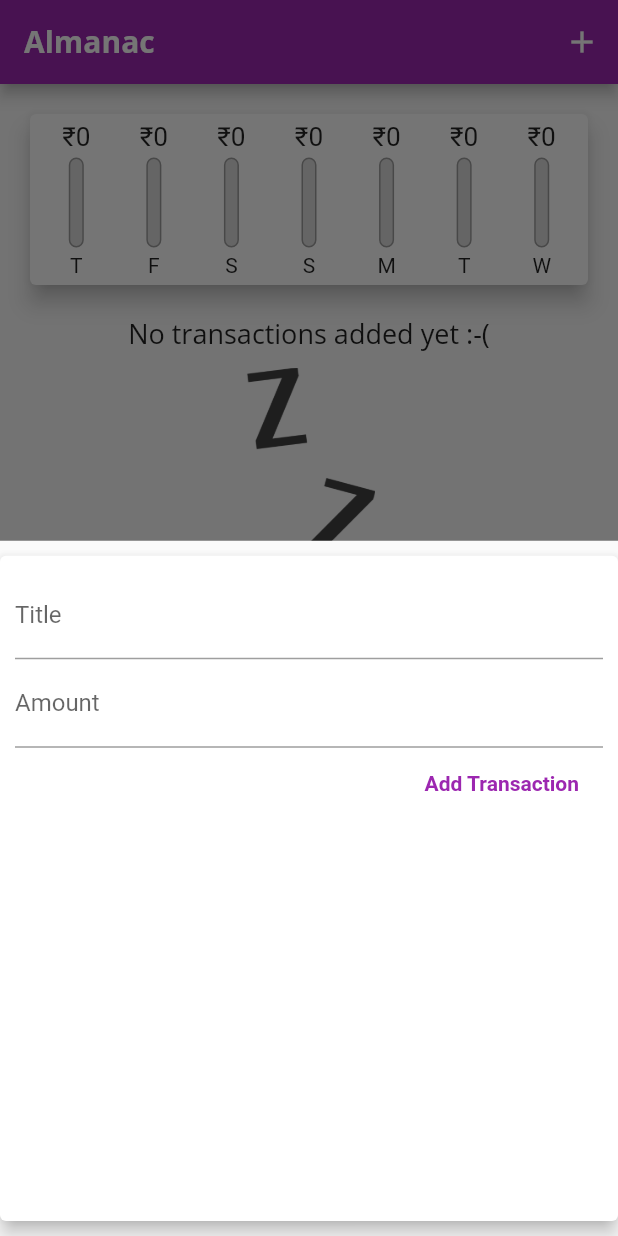
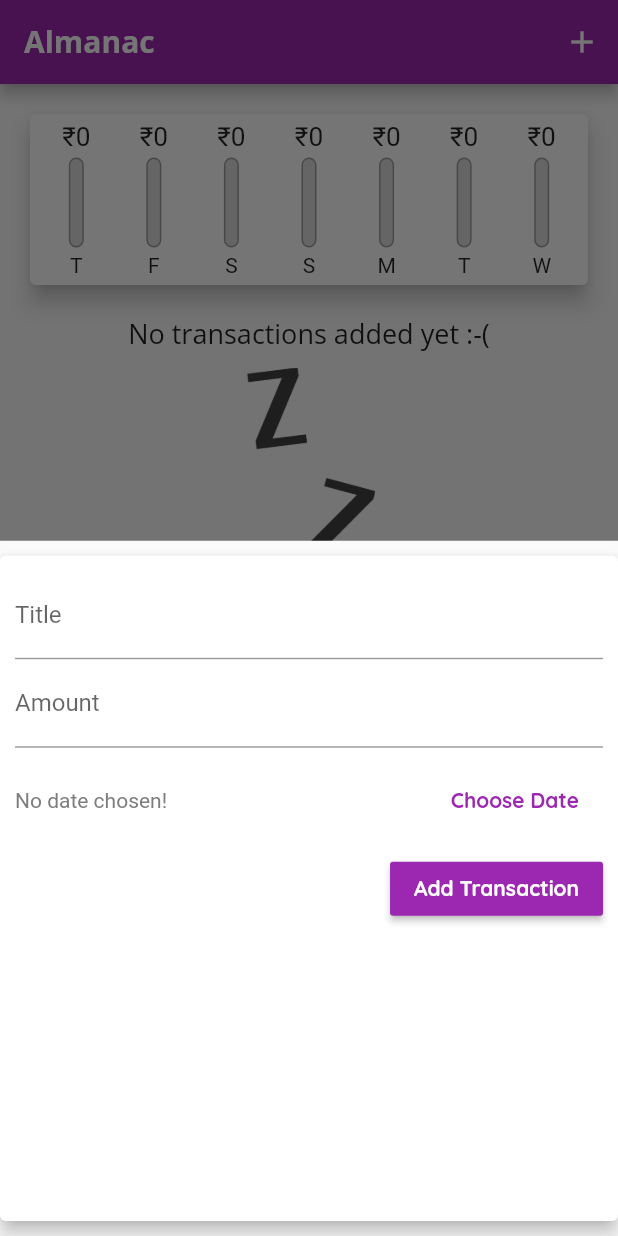
Before and after one commit to Nadha-Jabeen-T/-, a Flutter app: the screen it shows after launch, after a tap on the "add" icon, on a phone screen of 412 x 824 dp. Run offline on Flutter 3.47's test engine with Material 2 defaults, Android fonts, the phone set to English and light mode, and no system bars.

Commit message:
Date Picker and delete functionality added

```diff
--- a/lib/main.dart
+++ b/lib/main.dart
@@ -18,13 +18,16 @@ class MyApp extends StatelessWidget {
       theme: ThemeData(
         primarySwatch: Colors.purple,
         accentColor: Colors.amber[600],
+        errorColor: Colors.red,
         /*Based on primary color, Bt different shades */
         fontFamily: 'Quicksand',
         textTheme: ThemeData.light().textTheme.copyWith(
               headline6: TextStyle(
                 fontFamily: 'OpenSans',
                 fontSize: 18,
-            )),
+              ),
+              button: TextStyle(color: Colors.white),
+            ),
         appBarTheme: AppBarTheme(
             titleTextStyle: TextStyle(
                 fontFamily: 'OpenSans',
@@ -71,12 +74,13 @@ class _MyHomePageState extends State<MyHomePage> {
     }).toList();
   }
 
-  void _addNewTransaction(String txTitle, double txAmount) {
+  void _addNewTransaction(
+      String txTitle, double txAmount, DateTime chosenDate) {
     final newTx = Transaction(
       id: DateTime.now().toString(),
       title: txTitle,
       amount: txAmount,
-      date: DateTime.now(),
+      date: chosenDate,
     );
 
     setState(() {
@@ -95,6 +99,13 @@ class _MyHomePageState extends State<MyHomePage> {
           child: NewTransaction(_addNewTransaction),
           behavior: HitTestBehavior.opaque,
         );
+      },
+    );
+  } /*Function to delete the transaction */
+
+  void _deleteTransaction(String id) {
+    setState(() {
+      _userTransactions.removeWhere((tx) => tx.id == id);
     });
   }
 
@@ -121,7 +132,7 @@ class _MyHomePageState extends State<MyHomePage> {
               Chart(_recentTransactions),
               //THE INPUT 'ADD-TRANSACTION' AREA
               //THE TRANSACTIONS
-              TransactionList(_userTransactions),
+              TransactionList(_userTransactions, _deleteTransaction),
             ],
           ),
         ),
--- a/lib/widgets/new_transactions.dart
+++ b/lib/widgets/new_transactions.dart
@@ -1,4 +1,5 @@
 import 'package:flutter/material.dart';
+import 'package:intl/intl.dart';
 
 /*To hold the input transactions */
 
@@ -16,21 +17,43 @@ class _NewTransactionState extends State<NewTransaction> {
   /*Taking and manipulating user input -- ALL the INPUTS are BY DEFAULT STRING*/
   final titleController = TextEditingController();
   final amountController = TextEditingController();
+  DateTime? _selectedDate;
 
   /*the submitting data function and validation*/
   void submitData() {
+    if (amountController.text.isEmpty) {
+      return;
+    }
     final enteredTitle = titleController.text;
     final enteredAmount = double.parse(amountController.text);
     /*to convert text to double */
-    if (enteredTitle.isEmpty || enteredAmount <= 0) {
+    if (enteredTitle.isEmpty || enteredAmount <= 0 || _selectedDate == null) {
       return;
     }
     /*When changed from stateless to stateful, there comes a separation b/w widget class and state class, so to connect the widgets we use "widget." */
     widget.addTx(
       enteredTitle,
       enteredAmount,
+      _selectedDate,
     );
     Navigator.of(context).pop();
+  }
+
+  /*Date picker function */
+  void _presentDatePicker() {
+    showDatePicker(
+      context: context /*global context of this class */,
+      initialDate: DateTime.now(),
+      firstDate: DateTime(2020),
+      lastDate: DateTime.now(),
+    ).then((pickedDate) {
+      if (pickedDate == null) {
+        return;
+      }
+      setState(() {
+        _selectedDate = pickedDate;
+      });
+    }); /*then - gets the value once the future function gets a value in the future */
   }
 
   @override
@@ -61,12 +84,38 @@ class _NewTransactionState extends State<NewTransaction> {
                         amountInput = val;
                       },*/
             ),
-            FlatButton(
+            Container(
+              height: 70,
+              child: Row(
+                children: [
+                  Expanded(
+                    child: Text(
+                      _selectedDate == null
+                          ? 'No date chosen!'
+                          : 'Date of Transaction: ${DateFormat.yMd().format(_selectedDate!)}',
+                      style:
+                          TextStyle(color: Color.fromARGB(255, 126, 125, 125)),
+                    ),
+                  ),
+                  FlatButton(
+                    textColor: Theme.of(context).primaryColor,
+                    onPressed: _presentDatePicker,
+                    child: Text(
+                      'Choose Date',
+                      style: TextStyle(fontWeight: FontWeight.bold),
+                    ),
+                  ),
+                ],
+              ),
+            ),
+            RaisedButton(
               onPressed: submitData,
+              color: Theme.of(context).primaryColor,
+              textColor: Theme.of(context).textTheme.button!.color,
               child: Text(
                 'Add Transaction',
                 style: TextStyle(
-                  color: Colors.purple,
+                  //color: Colors.white,
                   fontWeight: FontWeight.bold,
                 ),
               ),
--- a/lib/widgets/transaction_list.dart
+++ b/lib/widgets/transaction_list.dart
@@ -4,12 +4,13 @@ import 'package:intl/intl.dart';
 
 class TransactionList extends StatelessWidget {
   final List<Transaction> transactions;
-  TransactionList(this.transactions);
+  final Function deleteTx;
+  TransactionList(this.transactions, this.deleteTx);
 
   @override
   Widget build(BuildContext context) {
     return Container(
-      height: 300,
+      height: 450,
       child: transactions.isEmpty
           ? Column(
               children: [
@@ -56,6 +57,11 @@ class TransactionList extends StatelessWidget {
                         style: Theme.of(context).textTheme.headline6),
                     subtitle: Text(
                       DateFormat.yMMMd().format(transactions[index].date),
+                    ),
+                    trailing: IconButton(
+                      onPressed: () => deleteTx(transactions[index].id),
+                      icon: Icon(Icons.delete),
+                      color: Theme.of(context).errorColor,
                     ),
                   ),
                 );
```
Lines whose indentation alone changed are shown as unchanged.
